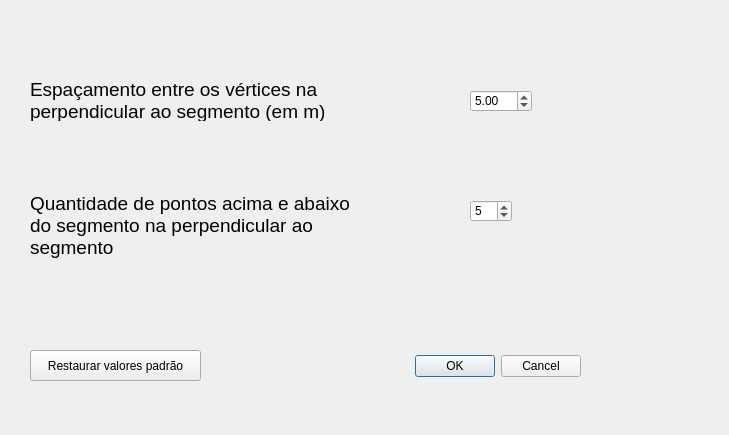
Above: ui_settingsdialog.ui from marcelgaucho/AdaplinTool before the change. Below: the same form after it.
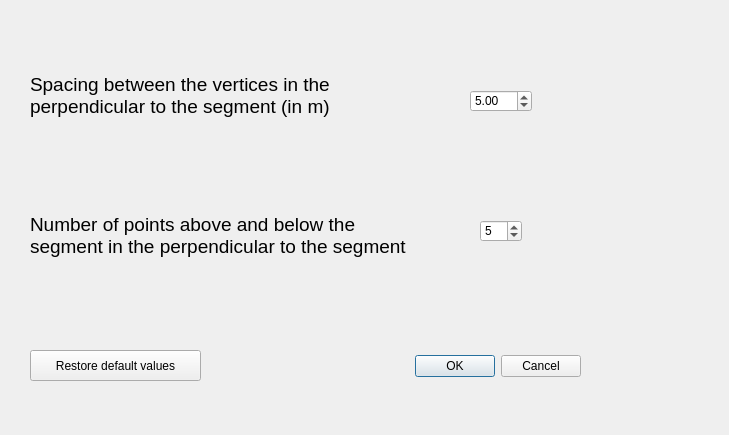
That is the form after the change.

```diff
--- a/ui_settingsdialog.ui
+++ b/ui_settingsdialog.ui
@@ -33,9 +33,9 @@
    <property name="geometry">
     <rect>
      <x>30</x>
-     <y>80</y>
-     <width>301</width>
-     <height>41</height>
+     <y>50</y>
+     <width>331</width>
+     <height>91</height>
     </rect>
    </property>
    <property name="font">
@@ -44,7 +44,7 @@
     </font>
    </property>
    <property name="text">
-    <string>Espaçamento entre os vértices na perpendicular ao segmento (em m)</string>
+    <string>Spacing between the vertices in the perpendicular to the segment (in m) </string>
    </property>
    <property name="wordWrap">
     <bool>true</bool>
@@ -54,8 +54,8 @@
    <property name="geometry">
     <rect>
      <x>30</x>
-     <y>190</y>
-     <width>341</width>
+     <y>200</y>
+     <width>391</width>
      <height>71</height>
     </rect>
    </property>
@@ -65,7 +65,7 @@
     </font>
    </property>
    <property name="text">
-    <string>Quantidade de pontos acima e abaixo do segmento na perpendicular ao segmento</string>
+    <string>Number of points above and below the segment in the perpendicular to the segment</string>
    </property>
    <property name="wordWrap">
     <bool>true</bool>
@@ -87,8 +87,8 @@
   <widget class="QSpinBox" name="spinBox">
    <property name="geometry">
     <rect>
-     <x>470</x>
-     <y>200</y>
+     <x>480</x>
+     <y>220</y>
      <width>42</width>
      <height>22</height>
     </rect>
@@ -107,7 +107,7 @@
     </rect>
    </property>
    <property name="text">
-    <string>Restaurar valores padrão</string>
+    <string>Restore default values</string>
    </property>
   </widget>
  </widget>
```
